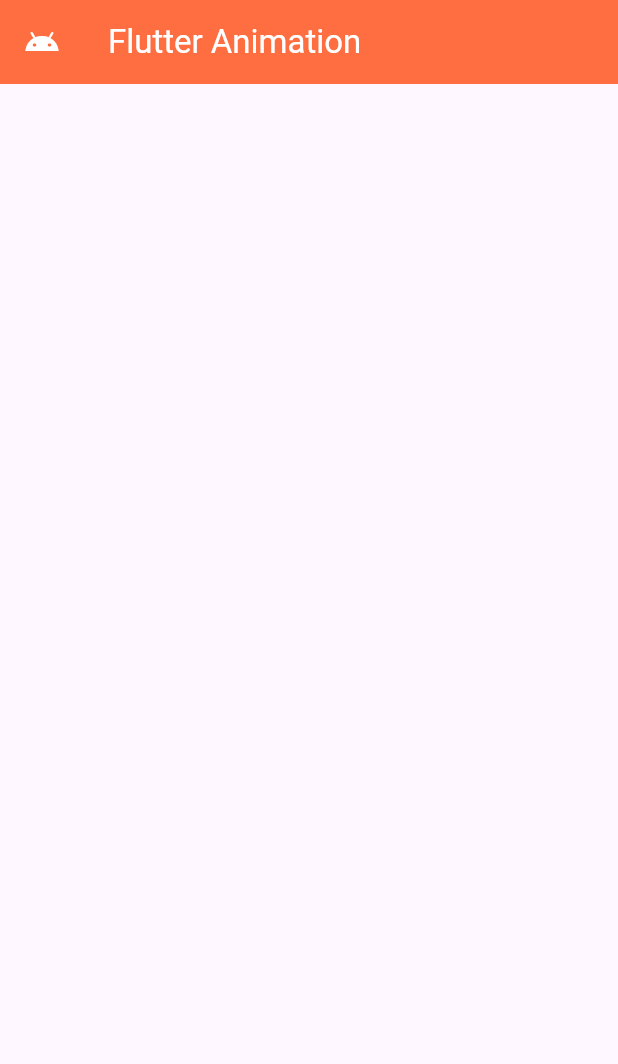
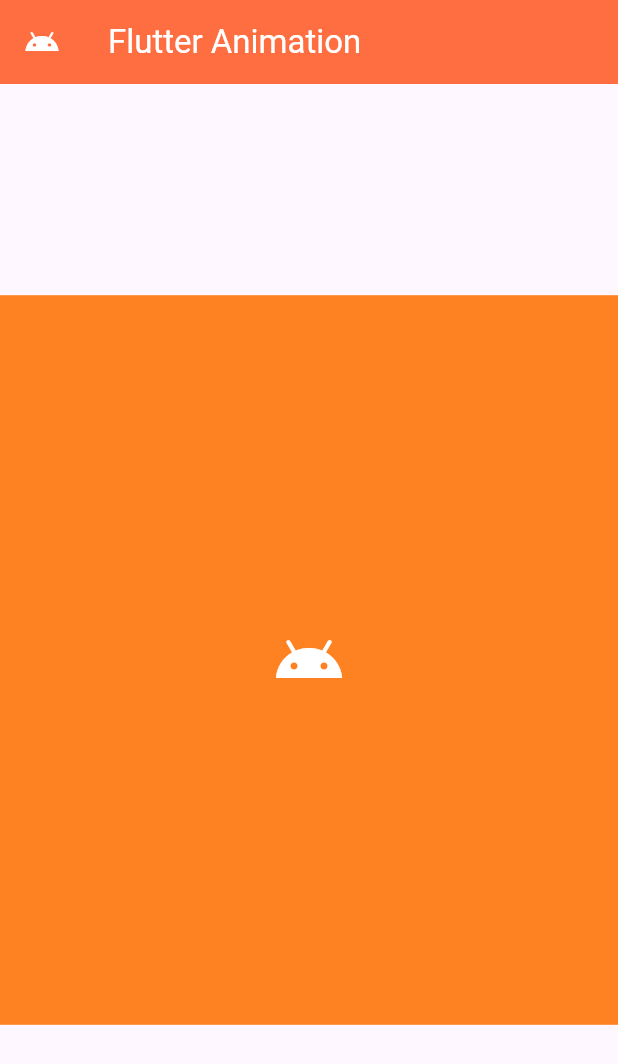
Before and after one commit to emondd4/flutter_animation, a Flutter app: the TwinAnimationPage screen opened directly, on a phone screen of 412 x 824 dp. Shown: the top 1064 px of the screen. Run offline on Flutter 3.47's test engine with Material 2 defaults, Android fonts, the phone set to English and light mode, and no system bars.

Commit message:
tween animation and tween color animation done

```diff
--- a/lib/TwinAnimationScreen.dart
+++ b/lib/TwinAnimationScreen.dart
@@ -7,7 +7,33 @@ class TwinAnimationPage extends StatefulWidget {
   State<TwinAnimationPage> createState() => _TwinAnimationPageState();
 }
 
-class _TwinAnimationPageState extends State<TwinAnimationPage> {
+class _TwinAnimationPageState extends State<TwinAnimationPage> with SingleTickerProviderStateMixin {
+
+  late Animation animation;
+  late Animation colorAnimation;
+  late AnimationController animationController;
+
+  double height = 64;
+  double width = 64;
+
+  @override
+  void initState() {
+    animationController = AnimationController(vsync: this,duration: const Duration(seconds: 4));
+    animation = Tween(begin:0.0 ,end: 1024.0).animate(animationController);
+    colorAnimation = ColorTween(begin: Colors.deepOrangeAccent,end: Colors.orange).animate(animationController);
+
+    animationController.addListener(() {
+      setState(() {
+        height = animation.value;
+        width = animation.value;
+      });
+    });
+
+    animationController.forward();
+
+    super.initState();
+  }
+
   @override
   Widget build(BuildContext context) {
     return Scaffold(
@@ -22,11 +48,16 @@ class _TwinAnimationPageState extends State<TwinAnimationPage> {
         ),
         backgroundColor: Colors.deepOrangeAccent,
       ),
-      body: Container(
-        height: MediaQuery.sizeOf(context).height,
-        width: MediaQuery.sizeOf(context).width,
-        child: Center(
-
+      body: Center(
+        child: Container(
+          height: animation.value,
+          width: animation.value,
+            decoration: BoxDecoration(
+              color: colorAnimation.value
+            ),
+          child: const Center(
+            child: Icon(Icons.android,color: Colors.white,size: 48.0,),
+          ),
         ),
       ),
     );
```
